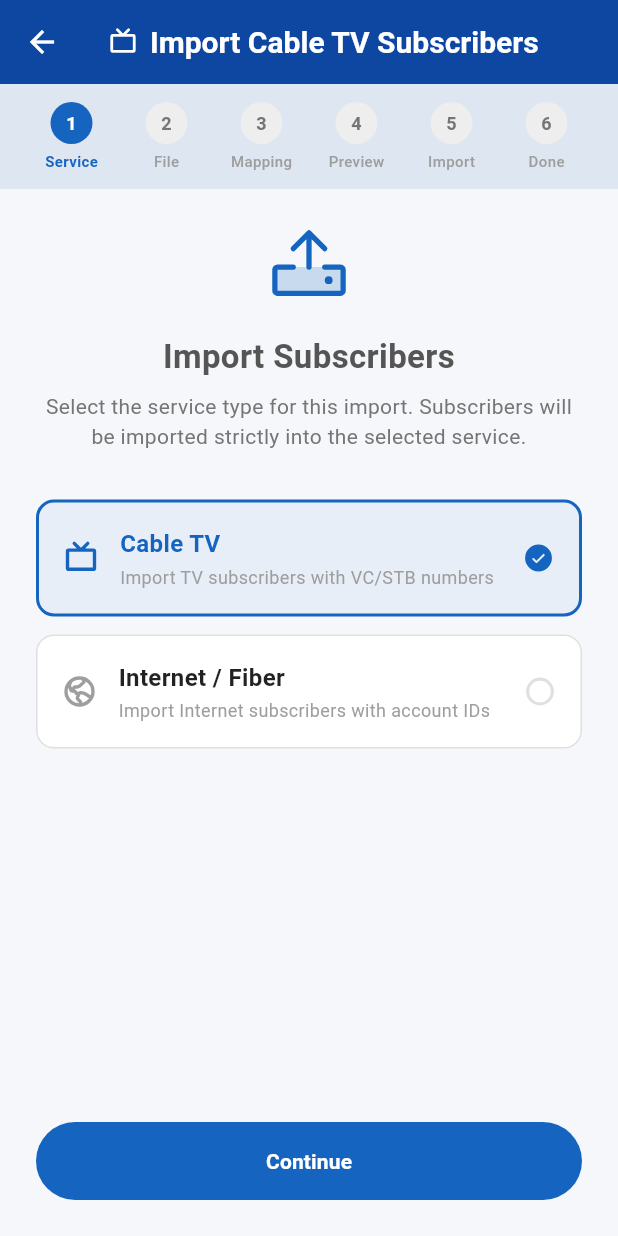
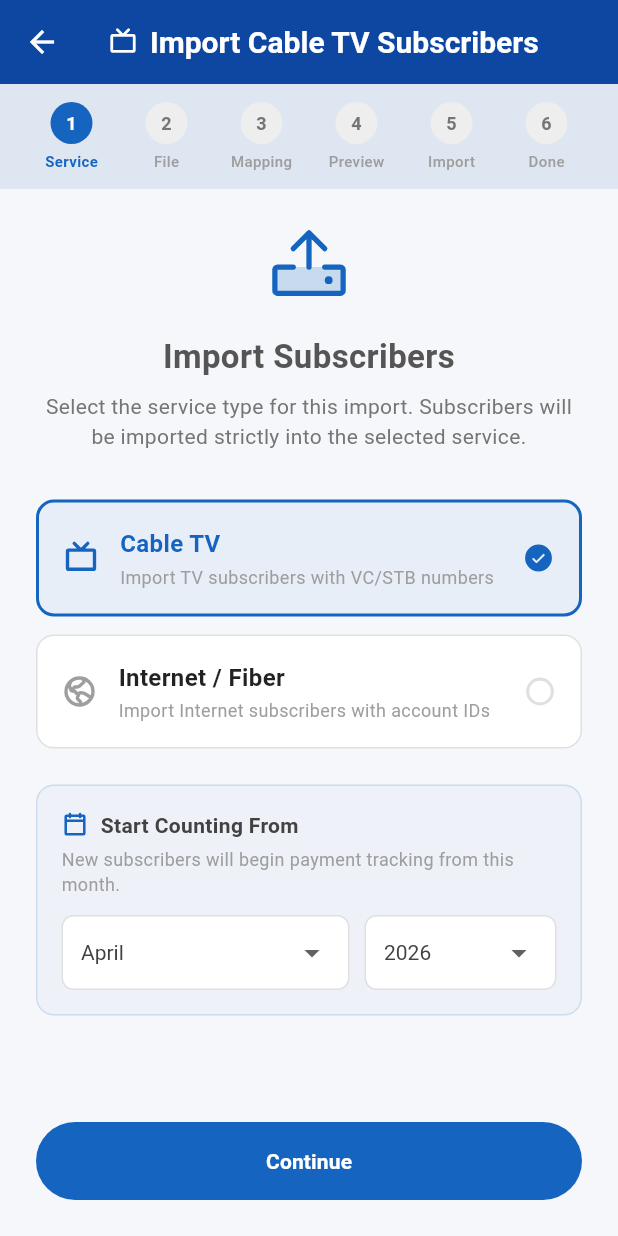
Before and after one commit to g2m7/collection_book, a Flutter app: the ImportWizardScreen screen opened by its route, on a phone screen of 412 x 824 dp. Run offline on Flutter 3.47's test engine with Material 3 defaults, Android fonts, the light colour scheme and no system bars; our stand-ins replace file_picker, logger, phosphor_flutter, share_plus, shared_preferences, sqflite; missing offline and left inert: excel; accounts and stored records are empty.

Commit message:
feat: add start month/year picker to import wizard — defaults to current month

```diff
--- a/lib/screens/import_wizard_screen.dart
+++ b/lib/screens/import_wizard_screen.dart
@@ -21,6 +21,8 @@ class _ImportWizardScreenState extends State<ImportWizardScreen> {
   // Wizard state
   int _currentStep = 0;
   late String _serviceType;
+  late int _startMonth;
+  late int _startYear;
   String? _filePath;
   String? _fileName;
   ImportPreview? _preview;
@@ -42,6 +44,9 @@ class _ImportWizardScreenState extends State<ImportWizardScreen> {
   void initState() {
     super.initState();
     _serviceType = widget.preselectedService ?? AppModeService().mode.key;
+    final now = DateTime.now();
+    _startMonth = now.month;
+    _startYear = now.year;
   }
 
   void _nextStep() {
@@ -175,6 +180,8 @@ class _ImportWizardScreenState extends State<ImportWizardScreen> {
         _preview!,
         _serviceType,
         _fileName ?? 'unknown',
+        defaultStartMonth: _startMonth,
+        defaultStartYear: _startYear,
         onProgress: (current, total) {
           if (mounted) {
             setState(() {
@@ -339,6 +346,8 @@ class _ImportWizardScreenState extends State<ImportWizardScreen> {
             'Import Internet subscribers with account IDs',
             primary,
           ),
+          const SizedBox(height: 24),
+          _buildStartMonthPicker(primary),
           const Spacer(),
           SizedBox(
             height: 52,
@@ -414,6 +423,126 @@ class _ImportWizardScreenState extends State<ImportWizardScreen> {
               ),
           ],
         ),
+      ),
+    );
+  }
+
+  Widget _buildStartMonthPicker(Color primary) {
+    final monthNames = [
+      'January',
+      'February',
+      'March',
+      'April',
+      'May',
+      'June',
+      'July',
+      'August',
+      'September',
+      'October',
+      'November',
+      'December',
+    ];
+    final now = DateTime.now();
+    // Allow current year and previous year
+    final years = [now.year - 1, now.year];
+
+    return Container(
+      padding: const EdgeInsets.all(16),
+      decoration: BoxDecoration(
+        color: primary.withAlpha(8),
+        borderRadius: BorderRadius.circular(12),
+        border: Border.all(color: primary.withAlpha(40)),
+      ),
+      child: Column(
+        crossAxisAlignment: CrossAxisAlignment.start,
+        children: [
+          Row(
+            children: [
+              Icon(
+                PhosphorIcons.calendarBlank(PhosphorIconsStyle.bold),
+                size: 18,
+                color: primary,
+              ),
+              const SizedBox(width: 8),
+              Text(
+                'Start Counting From',
+                style: TextStyle(
+                  fontSize: 14,
+                  fontWeight: FontWeight.w600,
+                  color: Colors.grey.shade800,
+                ),
+              ),
+            ],
+          ),
+          const SizedBox(height: 4),
+          Text(
+            'New subscribers will begin payment tracking from this month.',
+            style: TextStyle(fontSize: 12, color: Colors.grey.shade500),
+          ),
+          const SizedBox(height: 12),
+          Row(
+            children: [
+              Expanded(
+                flex: 3,
+                child: Container(
+                  padding: const EdgeInsets.symmetric(horizontal: 12),
+                  decoration: BoxDecoration(
+                    color: Colors.white,
+                    borderRadius: BorderRadius.circular(8),
+                    border: Border.all(color: Colors.grey.shade300),
+                  ),
+                  child: DropdownButtonHideUnderline(
+                    child: DropdownButton<int>(
+                      value: _startMonth,
+                      isExpanded: true,
+                      style: TextStyle(
+                        fontSize: 14,
+                        color: Colors.grey.shade800,
+                      ),
+                      items: List.generate(12, (i) {
+                        return DropdownMenuItem(
+                          value: i + 1,
+                          child: Text(monthNames[i]),
+                        );
+                      }),
+                      onChanged: (v) {
+                        if (v != null) setState(() => _startMonth = v);
+                      },
+                    ),
+                  ),
+                ),
+              ),
+              const SizedBox(width: 10),
+              Expanded(
+                flex: 2,
+                child: Container(
+                  padding: const EdgeInsets.symmetric(horizontal: 12),
+                  decoration: BoxDecoration(
+                    color: Colors.white,
+                    borderRadius: BorderRadius.circular(8),
+                    border: Border.all(color: Colors.grey.shade300),
+                  ),
+                  child: DropdownButtonHideUnderline(
+                    child: DropdownButton<int>(
+                      value: _startYear,
+                      isExpanded: true,
+                      style: TextStyle(
+                        fontSize: 14,
+                        color: Colors.grey.shade800,
+                      ),
+                      items: years.map((y) {
+                        return DropdownMenuItem(value: y, child: Text('$y'));
+                      }).toList(),
+                      onChanged: (v) {
+                        if (v != null) setState(() => _startYear = v);
+                      },
+                    ),
+                  ),
+                ),
+              ),
+            ],
+          ),
+        ],
       ),
     );
   }
--- a/lib/services/import_service.dart
+++ b/lib/services/import_service.dart
@@ -509,6 +509,8 @@ class ImportService {
     ImportPreview preview,
     String serviceType,
     String fileName, {
+    int? defaultStartMonth,
+    int? defaultStartYear,
     void Function(int current, int total)? onProgress,
   }) async {
     final db = await _db.database;
@@ -596,8 +598,8 @@ class ImportService {
               rec.alias,
               rec.rent,
               rec.prevDue,
-              rec.startYear,
-              rec.startMonth,
+              rec.startYear ?? defaultStartYear,
+              rec.startMonth ?? defaultStartMonth,
               rec.accountId,
               rec.username,
               rec.phone,
@@ -633,8 +635,8 @@ class ImportService {
               rec.rent ?? 0,
               rec.prevDue ?? 0,
               serviceType,
-              rec.startYear,
-              rec.startMonth,
+              rec.startYear ?? defaultStartYear,
+              rec.startMonth ?? defaultStartMonth,
               rec.accountId,
               rec.username,
               rec.phone,
```
